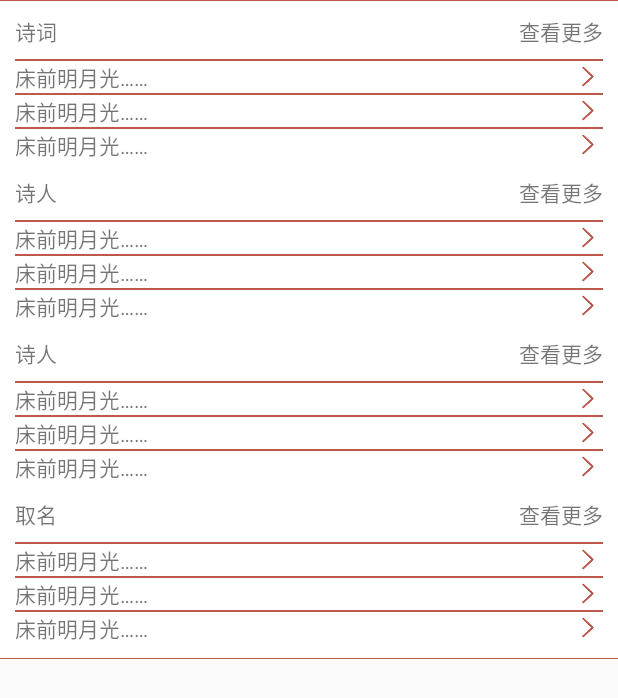
After one commit to RebeccaFYH/PoemAPP, an Android app: the layout lv_search_result_poem.xml on its own in the app's theme, with its tools: preview values and no code run, on a phone screen of 412 x 824 dp. The commit adds this screen. Shown: the top 698 px of the screen. Run offline under Robolectric (Android 15) with nearby library versions, the phone set to English and light mode, and no system bars; Roboto replaces fonts that are not available here.

Commit message:
搜索界面

```diff
--- a/app/src/main/java/com/example/poemapp/Activity/FriendActivity.java
+++ b/app/src/main/java/com/example/poemapp/Activity/FriendActivity.java
@@ -2,21 +2,42 @@ package com.example.poemapp.Activity;
 
 import androidx.appcompat.app.ActionBar;
 import androidx.appcompat.app.AppCompatActivity;
+
+import android.content.SharedPreferences;
 import android.os.Bundle;
 import androidx.appcompat.widget.Toolbar;
+import androidx.recyclerview.widget.LinearLayoutManager;
+import androidx.recyclerview.widget.RecyclerView;
+
 import android.view.MenuItem;
 
+import com.example.poemapp.Adapter.NavMsgFriendsAdapter;
+import com.example.poemapp.Adapter.NavPeoFriendsAdapter;
+import com.example.poemapp.Database.PostDB;
 import com.example.poemapp.R;
 
+import org.litepal.LitePal;
+
+import java.io.IOException;
+import java.util.ArrayList;
+import java.util.List;
+
 public class FriendActivity extends BaseActivity {
+    List<PostDB> postDBList = new ArrayList<PostDB>();
     Toolbar friendToolbar;
     ActionBar actionBar;
+    RecyclerView navpeofriendsRecyclerView;
+
+    //获得数据
+
 
     @Override
     protected void onCreate(Bundle savedInstanceState) {
         super.onCreate(savedInstanceState);
         setContentView(R.layout.activity_friend);
 
+        //数据初始化
+        initDataBase();
         //初始化控件
         initView();
     }
@@ -28,6 +49,7 @@ public class FriendActivity extends BaseActivity {
     private void initView() {
         //获得控件id
         friendToolbar = findViewById(R.id.friend_toolbar);
+        navpeofriendsRecyclerView = findViewById(R.id.navpeo_friends);
 
         //功能实现
         setSupportActionBar(friendToolbar); //标题栏
@@ -37,8 +59,17 @@ public class FriendActivity extends BaseActivity {
             actionBar.setDisplayHomeAsUpEnabled(true);
             actionBar.setHomeAsUpIndicator(R.mipmap.nav_back);
         }
+        navPeoFriView();
     }
 
+    //循环列表
+    private void navPeoFriView() {
+        LinearLayoutManager linearLayoutManager = new LinearLayoutManager(this);
+
+        navpeofriendsRecyclerView.setLayoutManager(linearLayoutManager);
+        NavMsgFriendsAdapter navMsgFriendsAdapter = new NavMsgFriendsAdapter(postDBList,FriendActivity.this);
+        navpeofriendsRecyclerView.setAdapter( navMsgFriendsAdapter);
+    }
     @Override
     public boolean onOptionsItemSelected(MenuItem item){
         switch (item.getItemId()){
@@ -51,4 +82,9 @@ public class FriendActivity extends BaseActivity {
         return true;
     }
 
+    //初始化数据库
+        private void initDataBase() {
+            postDBList = LitePal.findAll(PostDB.class);
+    }
+
 }
--- a/app/src/main/java/com/example/poemapp/Activity/MainActivity.java
+++ b/app/src/main/java/com/example/poemapp/Activity/MainActivity.java
@@ -77,7 +77,7 @@ public class MainActivity extends BaseActivity {
     Menu drawerMenu;
     LayoutInflater layoutInflater;
     View view;
-    boolean isFirstRun,isComuunicatePageVisited;
+    boolean isFirstRun;
     SharedPreferences.Editor editor;
     CreatePageFragment createPageFragment = new CreatePageFragment();
 
@@ -91,7 +91,6 @@ public class MainActivity extends BaseActivity {
         super.onCreate(savedInstanceState);
         SharedPreferences sharedPreferences=this.getSharedPreferences("share",MODE_PRIVATE);
         isFirstRun=sharedPreferences.getBoolean("isFirstRun", true);
-        isComuunicatePageVisited = sharedPreferences.getBoolean("isComuunicatePageVisited",false);
         editor=sharedPreferences.edit();
 
 
@@ -184,17 +183,12 @@ public class MainActivity extends BaseActivity {
                         break;
                     case R.id.bt_shequ:
                         //判断是否第一次运行
-                        if(isFirstRun && !isComuunicatePageVisited){
+                        if(isFirstRun){
                             editor.putBoolean("isFirstRun", false);
                             editor.putBoolean("isComuunicatePageVisited",true);
                             editor.commit();
 
-                            try {
-                                InitPostDB initPostDB = new InitPostDB(MainActivity.this);
-                                InitCommuicateFunDB initCommuicateFunDB = new InitCommuicateFunDB(MainActivity.this);
-                            } catch (IOException e) {
-                                e.printStackTrace();
-                            }
+                            InitCommuicateFunDB initCommuicateFunDB = new InitCommuicateFunDB(MainActivity.this);
 
                         }
                         replaceFragment(new CommunicatePageFragment());
--- a/app/src/main/java/com/example/poemapp/Activity/MsgActivity.java
+++ b/app/src/main/java/com/example/poemapp/Activity/MsgActivity.java
@@ -28,11 +28,9 @@ public class MsgActivity extends BaseActivity {
     ActionBar actionBar;
     RecyclerView navmsgfriendsRecyclerView;
 
-    //获得数据
-    SharedPreferences data;
 
     //控制量
-    Boolean isVisited;
+
 
     @Override
     protected void onCreate(Bundle savedInstanceState) {
@@ -92,10 +90,6 @@ public class MsgActivity extends BaseActivity {
     }
     //初始化数据库
     private void initDataBase() throws IOException {
-        isVisited = data.getBoolean("isComuunicatePageVisited",false);
-        if (!isVisited){
-            InitPostDB initPostDB = new InitPostDB(MsgActivity.this);
-        }
         postDBList = LitePal.findAll(PostDB.class);
     }
 
--- a/app/src/main/java/com/example/poemapp/Activity/SearchActivity.java
+++ b/app/src/main/java/com/example/poemapp/Activity/SearchActivity.java
@@ -13,6 +13,7 @@ import android.view.Menu;
 import android.view.MenuItem;
 import android.view.View;
 import android.view.inputmethod.EditorInfo;
+import android.widget.ListView;
 import android.widget.TableLayout;
 import android.widget.TextView;
 import android.widget.Toast;
@@ -25,6 +26,7 @@ import com.example.poemapp.R;
 import org.litepal.FluentQuery;
 import org.litepal.LitePal;
 
+import java.util.ArrayList;
 import java.util.List;
 
 /**
@@ -91,7 +93,7 @@ public class SearchActivity extends BaseActivity {
     //初始化控件
     private void initView(){
         //获取控件id
-        searchResultView = findViewById(R.id.search_result);
+        searchResultView = findViewById(R.id.search_resultAll);
         searchToolbar = findViewById(R.id.search_toolbar);
 
         tableLayout = findViewById(R.id.search_table);
@@ -167,6 +169,7 @@ public class SearchActivity extends BaseActivity {
         }
         return true;
     }
+
     //文字相应
     public void setTextListener(){
         //搜索全部
@@ -265,6 +268,11 @@ public class SearchActivity extends BaseActivity {
         }
     }
 
+    //搜索【全部】结果适配器
+    private void setSearchResultAll(List<PoemDB> poemDBS,List<PostDB> postDBS,List<NameDB> nameDBS){
+
+    }
+
 
 
     @Override
--- a/app/src/main/java/com/example/poemapp/Activity/WelcomeActivity.java
+++ b/app/src/main/java/com/example/poemapp/Activity/WelcomeActivity.java
@@ -47,6 +47,7 @@ public class WelcomeActivity extends BaseActivity {
             try {
                 InitPoemDB initPoemDB = new InitPoemDB(this);
                 InitWriterDB initWriterDB = new InitWriterDB(this);
+                InitPostDB initPostDB = new InitPostDB(this);
             } catch (IOException e) {
                 e.printStackTrace();
             }
--- /dev/null
+++ b/app/src/main/java/com/example/poemapp/Adapter/NavPeoFriendsAdapter.java
@@ -0,0 +1,64 @@
+package com.example.poemapp.Adapter;
+
+import android.content.Context;
+import android.view.LayoutInflater;
+import android.view.View;
+import android.view.ViewGroup;
+import android.widget.ImageView;
+import android.widget.TextView;
+
+import androidx.annotation.NonNull;
+import androidx.recyclerview.widget.RecyclerView;
+
+import com.example.poemapp.Database.PostDB;
+import com.example.poemapp.R;
+
+import java.util.List;
+
+public class NavPeoFriendsAdapter extends  RecyclerView.Adapter< NavPeoFriendsAdapter.ViewHolder> {
+    //声明
+    private List<PostDB> postDBS;
+    Context mcontext;
+
+    //内部类ViewHolder，避免重复加载布局
+    static class ViewHolder extends RecyclerView.ViewHolder {
+        //声明
+        ImageView navPeoFri_image;
+        TextView navPeoFri_user;
+
+
+
+        public ViewHolder(View itemView) {
+            super(itemView);
+            navPeoFri_image = (ImageView)itemView.findViewById(R.id.friend_user_image);
+            navPeoFri_user = (TextView)itemView.findViewById(R.id.friend_user_name);
+        }
+    }
+
+    //构造方法
+    public  NavPeoFriendsAdapter(List<PostDB> postDBList,Context context){
+        postDBS = postDBList;
+        mcontext = context;
+    }
+
+    @NonNull
+    @Override
+    public ViewHolder onCreateViewHolder(ViewGroup parent, int viewType) {
+        View view = LayoutInflater.from(parent.getContext()).
+                inflate(R.layout.rv_navpeo,parent,false);
+        ViewHolder holder = new ViewHolder(view);
+        return holder;
+    }
+
+    @Override
+    public void onBindViewHolder(ViewHolder holder, int position) {
+        PostDB postDB = postDBS.get(position);
+        holder.navPeoFri_user.setText(postDB.getUserName());
+        holder.navPeoFri_image.setImageResource(R.mipmap.icon_image);
+    }
+
+    @Override
+    public int getItemCount() {
+        return postDBS.size();
+    }
+}
--- /dev/null
+++ b/app/src/main/res/drawable/shape_card.xml
@@ -0,0 +1,17 @@
+<?xml version="1.0" encoding="utf-8"?>
+<layer-list xmlns:android="http://schemas.android.com/apk/res/android">
+    <!-- 连框颜色值 -->
+    <item>
+        <shape>
+            <solid android:color="?attr/colorPrimary" />
+        </shape>
+    </item>
+    <!-- 主体背景颜色值 -->
+    <item
+        android:top="1dp"
+        android:bottom="1dp"><!--设置只有底部和右边有边框-->
+        <shape>
+            <solid android:color="#FFFFFF" />
+        </shape>
+    </item>
+</layer-list>
--- a/app/src/main/res/layout/activity_friend.xml
+++ b/app/src/main/res/layout/activity_friend.xml
@@ -14,5 +14,9 @@
         android:background="?attr/colorPrimary"
         android:theme="@style/ThemeOverlay.AppCompat.Dark.ActionBar"
         app:popupTheme="@style/ThemeOverlay.AppCompat.Light" />
+    <androidx.recyclerview.widget.RecyclerView
+        android:id="@+id/navpeo_friends"
+        android:layout_width="match_parent"
+        android:layout_height="match_parent"/>
 
 </LinearLayout>
--- a/app/src/main/res/layout/activity_search.xml
+++ b/app/src/main/res/layout/activity_search.xml
@@ -16,15 +16,22 @@
         app:popupTheme="@style/ThemeOverlay.AppCompat.Light"
         android:label=" " />
 
-    <ListView
-        android:id="@+id/search_result"
+    <androidx.core.widget.NestedScrollView
+        android:id="@+id/search_resultAll"
         android:layout_width="match_parent"
         android:layout_height="match_parent"
         android:visibility="gone">
 
+        <LinearLayout
+            android:layout_width="match_parent"
+            android:layout_height="wrap_content">
 
+            <include layout="@layout/lv_search_result_poem"
+                android:id="@+id/group_01"/>
 
-    </ListView>
+        </LinearLayout>
+
+    </androidx.core.widget.NestedScrollView>
 
     <TextView
         android:id="@+id/search_all"
--- /dev/null
+++ b/app/src/main/res/layout/lv_search_result_poem.xml
@@ -0,0 +1,352 @@
+<?xml version="1.0" encoding="utf-8"?>
+<LinearLayout xmlns:android="http://schemas.android.com/apk/res/android"
+    android:orientation="vertical" android:layout_width="match_parent"
+    android:layout_height="wrap_content"
+    android:background="@drawable/shape_card"
+    android:padding="10dp">
+
+    <!--诗词-->
+    <FrameLayout
+        android:layout_width="match_parent"
+        android:layout_height="wrap_content">
+
+        <TextView
+            android:id="@+id/search_poem"
+            android:layout_width="wrap_content"
+            android:layout_height="29dp"
+            android:layout_gravity="left"
+            android:text="诗词" />
+
+        <TextView
+            android:layout_width="wrap_content"
+            android:layout_height="wrap_content"
+            android:layout_gravity="right"
+            android:text="查看更多"/>
+
+    </FrameLayout>
+
+    <View
+        android:layout_width="match_parent"
+        android:layout_height="1dp"
+        android:background="?attr/colorPrimary"/>
+
+    <FrameLayout
+        android:layout_width="match_parent"
+        android:layout_height="wrap_content">
+
+        <TextView
+            android:id="@+id/search_poem01"
+            android:layout_width="wrap_content"
+            android:layout_height="wrap_content"
+            android:layout_gravity="center_vertical"
+            android:text="床前明月光……" />
+
+        <Button
+            android:layout_width="20dp"
+            android:layout_height="20dp"
+            android:layout_gravity="center_vertical|right"
+            android:background="@mipmap/nav_backright"/>
+    </FrameLayout>
+    <View
+        android:layout_width="match_parent"
+        android:layout_height="1dp"
+        android:background="?attr/colorPrimary"/>
+    <FrameLayout
+        android:layout_width="match_parent"
+        android:layout_height="wrap_content">
+
+        <TextView
+            android:id="@+id/search_poem02"
+            android:layout_width="wrap_content"
+            android:layout_height="wrap_content"
+            android:layout_gravity="center_vertical"
+            android:text="床前明月光……" />
+
+        <Button
+            android:layout_width="20dp"
+            android:layout_height="20dp"
+            android:layout_gravity="center_vertical|right"
+            android:background="@mipmap/nav_backright"/>
+    </FrameLayout>
+    <View
+        android:layout_width="match_parent"
+        android:layout_height="1dp"
+        android:background="?attr/colorPrimary"/>
+    <FrameLayout
+        android:layout_width="match_parent"
+        android:layout_height="wrap_content">
+
+        <TextView
+            android:id="@+id/search_poem03"
+            android:layout_width="wrap_content"
+            android:layout_height="wrap_content"
+            android:layout_gravity="center_vertical"
+            android:text="床前明月光……" />
+
+        <Button
+            android:layout_width="20dp"
+            android:layout_height="20dp"
+            android:layout_gravity="center_vertical|right"
+            android:background="@mipmap/nav_backright"/>
+    </FrameLayout>
+
+    <!--诗人-->
+    <FrameLayout
+        android:layout_width="match_parent"
+        android:layout_height="wrap_content"
+        android:layout_marginTop="10dp">
+
+        <TextView
+            android:id="@+id/search_poemWriter"
+            android:layout_width="wrap_content"
+            android:layout_height="29dp"
+            android:layout_gravity="left"
+            android:text="诗人" />
+
+        <TextView
+            android:layout_width="wrap_content"
+            android:layout_height="wrap_content"
+            android:layout_gravity="right"
+            android:text="查看更多"/>
+
+    </FrameLayout>
+
+    <View
+        android:layout_width="match_parent"
+        android:layout_height="1dp"
+        android:background="?attr/colorPrimary"/>
+
+    <FrameLayout
+        android:layout_width="match_parent"
+        android:layout_height="wrap_content">
+
+        <TextView
+            android:id="@+id/search_poemWriter01"
+            android:layout_width="wrap_content"
+            android:layout_height="wrap_content"
+            android:layout_gravity="center_vertical"
+            android:text="床前明月光……" />
+
+        <Button
+            android:layout_width="20dp"
+            android:layout_height="20dp"
+            android:layout_gravity="center_vertical|right"
+            android:background="@mipmap/nav_backright" />
+    </FrameLayout>
+    <View
+        android:layout_width="match_parent"
+        android:layout_height="1dp"
+        android:background="?attr/colorPrimary"/>
+    <FrameLayout
+        android:layout_width="match_parent"
+        android:layout_height="wrap_content">
+
+        <TextView
+            android:id="@+id/search_poemWriter02"
+            android:layout_width="wrap_content"
+            android:layout_height="wrap_content"
+            android:layout_gravity="center_vertical"
+            android:text="床前明月光……" />
+
+        <Button
+            android:layout_width="20dp"
+            android:layout_height="20dp"
+            android:layout_gravity="center_vertical|right"
+            android:background="@mipmap/nav_backright"/>
+    </FrameLayout>
+    <View
+        android:layout_width="match_parent"
+        android:layout_height="1dp"
+        android:background="?attr/colorPrimary"/>
+    <FrameLayout
+        android:layout_width="match_parent"
+        android:layout_height="wrap_content">
+
+        <TextView
+            android:id="@+id/search_poemWriter03"
+            android:layout_width="wrap_content"
+            android:layout_height="wrap_content"
+            android:layout_gravity="center_vertical"
+            android:text="床前明月光……" />
+
+        <Button
+            android:layout_width="20dp"
+            android:layout_height="20dp"
+            android:layout_gravity="center_vertical|right"
+            android:background="@mipmap/nav_backright" />
+    </FrameLayout>
+
+    <!--诗贴-->
+    <FrameLayout
+        android:layout_width="match_parent"
+        android:layout_height="wrap_content"
+        android:layout_marginTop="10dp">
+
+        <TextView
+            android:id="@+id/search_poemPost"
+            android:layout_width="wrap_content"
+            android:layout_height="29dp"
+            android:layout_gravity="left"
+            android:text="诗人" />
+
+        <TextView
+            android:layout_width="wrap_content"
+            android:layout_height="wrap_content"
+            android:layout_gravity="right"
+            android:text="查看更多"/>
+
+    </FrameLayout>
+
+    <View
+        android:layout_width="match_parent"
+        android:layout_height="1dp"
+        android:background="?attr/colorPrimary"/>
+
+    <FrameLayout
+        android:layout_width="match_parent"
+        android:layout_height="wrap_content">
+
+        <TextView
+            android:id="@+id/search_poemPost01"
+            android:layout_width="wrap_content"
+            android:layout_height="wrap_content"
+            android:layout_gravity="center_vertical"
+            android:text="床前明月光……" />
+
+        <Button
+            android:layout_width="20dp"
+            android:layout_height="20dp"
+            android:layout_gravity="center_vertical|right"
+            android:background="@mipmap/nav_backright" />
+    </FrameLayout>
+    <View
+        android:layout_width="match_parent"
+        android:layout_height="1dp"
+        android:background="?attr/colorPrimary"/>
+    <FrameLayout
+        android:layout_width="match_parent"
+        android:layout_height="wrap_content">
+
+        <TextView
+            android:id="@+id/search_poemPost02"
+            android:layout_width="wrap_content"
+            android:layout_height="wrap_content"
+            android:layout_gravity="center_vertical"
+            android:text="床前明月光……" />
+
+        <Button
+            android:layout_width="20dp"
+            android:layout_height="20dp"
+            android:layout_gravity="center_vertical|right"
+            android:background="@mipmap/nav_backright"/>
+    </FrameLayout>
+    <View
+        android:layout_width="match_parent"
+        android:layout_height="1dp"
+        android:background="?attr/colorPrimary"/>
+    <FrameLayout
+        android:layout_width="match_parent"
+        android:layout_height="wrap_content">
+
+        <TextView
+            android:id="@+id/search_poemPost03"
+            android:layout_width="wrap_content"
+            android:layout_height="wrap_content"
+            android:layout_gravity="center_vertical"
+            android:text="床前明月光……" />
+
+        <Button
+            android:layout_width="20dp"
+            android:layout_height="20dp"
+            android:layout_gravity="center_vertical|right"
+            android:background="@mipmap/nav_backright" />
+    </FrameLayout>
+
+    <!--取名-->
+    <FrameLayout
+        android:layout_width="match_parent"
+        android:layout_height="wrap_content"
+        android:layout_marginTop="10dp">
+
+        <TextView
+            android:id="@+id/search_makeName"
+            android:layout_width="wrap_content"
+            android:layout_height="29dp"
+            android:layout_gravity="left"
+            android:text="取名" />
+
+        <TextView
+            android:layout_width="wrap_content"
+            android:layout_height="wrap_content"
+            android:layout_gravity="right"
+            android:text="查看更多"/>
+
+    </FrameLayout>
+
+    <View
+        android:layout_width="match_parent"
+        android:layout_height="1dp"
+        android:background="?attr/colorPrimary"/>
+
+    <FrameLayout
+        android:layout_width="match_parent"
+        android:layout_height="wrap_content">
+
+        <TextView
+            android:id="@+id/search_makeName01"
+            android:layout_width="wrap_content"
+            android:layout_height="wrap_content"
+            android:layout_gravity="center_vertical"
+            android:text="床前明月光……" />
+
+        <Button
+            android:layout_width="20dp"
+            android:layout_height="20dp"
+            android:layout_gravity="center_vertical|right"
+            android:background="@mipmap/nav_backright" />
+    </FrameLayout>
+    <View
+        android:layout_width="match_parent"
+        android:layout_height="1dp"
+        android:background="?attr/colorPrimary"/>
+    <FrameLayout
+        android:layout_width="match_parent"
+        android:layout_height="wrap_content">
+
+        <TextView
+            android:id="@+id/search_makeName02"
+            android:layout_width="wrap_content"
+            android:layout_height="wrap_content"
+            android:layout_gravity="center_vertical"
+            android:text="床前明月光……" />
+
+        <Button
+            android:layout_width="20dp"
+            android:layout_height="20dp"
+            android:layout_gravity="center_vertical|right"
+            android:background="@mipmap/nav_backright"/>
+    </FrameLayout>
+    <View
+        android:layout_width="match_parent"
+        android:layout_height="1dp"
+        android:background="?attr/colorPrimary"/>
+    <FrameLayout
+        android:layout_width="match_parent"
+        android:layout_height="wrap_content">
+
+        <TextView
+            android:id="@+id/search_makeName03"
+            android:layout_width="wrap_content"
+            android:layout_height="wrap_content"
+            android:layout_gravity="center_vertical"
+            android:text="床前明月光……" />
+
+        <Button
+            android:layout_width="20dp"
+            android:layout_height="20dp"
+            android:layout_gravity="center_vertical|right"
+            android:background="@mipmap/nav_backright" />
+    </FrameLayout>
+
+
+</LinearLayout>
--- /dev/null
+++ b/app/src/main/res/layout/rv_navpeo.xml
@@ -0,0 +1,40 @@
+<?xml version="1.0" encoding="utf-8"?>
+<LinearLayout xmlns:android="http://schemas.android.com/apk/res/android"
+    xmlns:app="http://schemas.android.com/apk/res-auto"
+    android:layout_width="match_parent"
+    android:layout_height="wrap_content"
+    android:layout_margin="10dp"
+    android:background="@drawable/shape_corner"
+    android:elevation="4dp"
+    android:orientation="vertical">
+    <View
+        android:layout_width="match_parent"
+        android:layout_height="1dp"
+        android:layout_marginLeft="10dp"
+        android:layout_marginRight="10dp"
+        android:background="?attr/colorPrimary"/>
+    <LinearLayout
+        android:layout_width="match_parent"
+        android:layout_height="wrap_content"
+        android:padding="10dp">
+
+        <de.hdodenhof.circleimageview.CircleImageView
+            android:id="@+id/friend_user_image"
+            android:layout_width="50dp"
+            android:layout_height="50dp"
+            android:src="@mipmap/icon_image" />
+
+        <TextView
+            android:id="@+id/friend_user_name"
+            android:layout_width="wrap_content"
+            android:layout_height="wrap_content"
+            android:layout_gravity="center"
+            android:layout_marginLeft="30dp"
+            android:text="你好呀"
+            android:textSize="22sp"
+            android:textStyle="bold" />
+
+
+    </LinearLayout>
+
+</LinearLayout>
```
